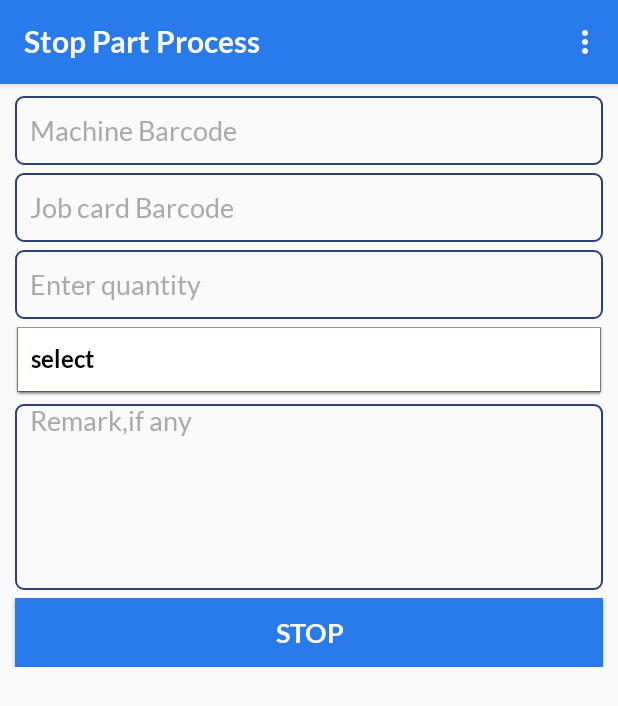
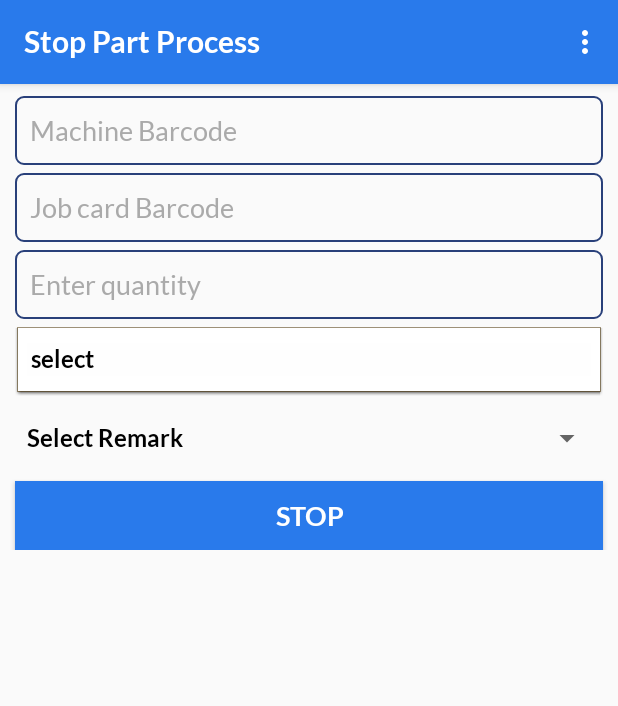
Before and after one commit to shwetahatwar/TMML, an Android app: the StopPartProcess screen opened through its navigation route, on a phone screen of 412 x 824 dp. Shown: the top 706 px of the screen. Run offline under Robolectric (Android 15) with nearby library versions, the phone set to English and light mode, and no system bars; our stand-ins replace RxJava; libraries missing offline, so code that uses them is left out: com.mysql.cj, com.pascalwelsch.arrayadapter, io.github.pierry.progress; network calls fail; 1 statement that could not run was skipped.

Commit message:
Drop-down for remarks and also increased length for the fetching user access relations

```diff
--- a/app/build.gradle
+++ b/app/build.gradle
@@ -12,8 +12,8 @@ android {
         applicationId "com.briot.tmmlmss.implementor"
         minSdkVersion 21
         targetSdkVersion 27
-        versionCode 42
-        versionName "1.0.42"
+        versionCode 44
+        versionName "1.0.44"
         testInstrumentationRunner "androidx.test.runner.AndroidJUnitRunner"
         vectorDrawables.useSupportLibrary = true
         multiDexEnabled true
--- a/app/src/main/java/com/briot/tmmlmss/implementor/repository/remote/ApiInterface.kt
+++ b/app/src/main/java/com/briot/tmmlmss/implementor/repository/remote/ApiInterface.kt
@@ -550,7 +550,7 @@ interface ApiInterface {
     fun getProductionSchedulePartRelation(@Query("id") id: Number): Observable<Array<ProductionSchedulePartRelation>>
 
     @GET("roleaccessrelation")
-    fun getRoleAccessRelation(): Observable<Array<RoleAccessRelation>>
+    fun getRoleAccessRelation(@Query("limit") length: Number): Observable<Array<RoleAccessRelation>>
 
     @POST("stopProcessSequence")
     fun stopForcefullyJobCardProcessSequence(@Body jobProcessSequenceRelation: JobProcessSequenceRelation): Observable<JobProcessSequenceRelation>
--- a/app/src/main/java/com/briot/tmmlmss/implementor/repository/remote/RemoteRepository.kt
+++ b/app/src/main/java/com/briot/tmmlmss/implementor/repository/remote/RemoteRepository.kt
@@ -165,7 +165,7 @@ class RemoteRepository {
 
     fun getRoleAccessRelation(handleResponse: (Array<RoleAccessRelation>) -> Unit, handleError: (Throwable) -> Unit) {
         RetrofitHelper.retrofit.create(ApiInterface::class.java)
-                .getRoleAccessRelation()
+                .getRoleAccessRelation(100)
                 .subscribeOn(Schedulers.io())
                 .observeOn(AndroidSchedulers.mainThread())
                 .subscribe(handleResponse, handleError)
--- a/app/src/main/java/com/briot/tmmlmss/implementor/ui/main/StopPartProcess.kt
+++ b/app/src/main/java/com/briot/tmmlmss/implementor/ui/main/StopPartProcess.kt
@@ -43,6 +43,7 @@ class StopPartProcess : Fragment() {
     private var progress: Progress? = null
     private var stopPartStatus: String? = null
     private var inProgress: Boolean = false
+    private var stopPartRemarks: String? = null
 
     override fun onCreateView(inflater: LayoutInflater, container: ViewGroup?,
                               savedInstanceState: Bundle?): View? {
@@ -67,7 +68,7 @@ class StopPartProcess : Fragment() {
             stopPartEnterQuantity.text?.clear()
             stopPartJobcardBarcodeScan.text?.clear()
             stopPartMachineBarcodeScan.text?.clear()
-            stopPartProcessRemark.text?.clear()
+//            stopPartProcessRemark.text?.clear()
             scheduledQuantityValue.visibility = View.GONE
             stopPartMachineBarcodeScan.requestFocus()
         })
@@ -183,6 +184,17 @@ class StopPartProcess : Fragment() {
             override fun onNothingSelected(parent: AdapterView<*>) {}
         })
 
+        stopPartProcessRemarkSpinner.setOnItemSelectedListener(object : AdapterView.OnItemSelectedListener {
+            override fun onItemSelected(parent: AdapterView<*>, view: View, pos: Int, id: Long) {
+                stopPartRemarks = (parent.getItemAtPosition(pos)).toString()
+                if (stopPartRemarks != null && stopPartRemarks!!.toLowerCase().equals("Select Remark".toLowerCase())) {
+                    stopPartRemarks = ""
+                }
+
+            }
+            override fun onNothingSelected(parent: AdapterView<*>) {}
+        })
+
 
         btnStopPartProcess.setOnClickListener {
 
@@ -209,11 +221,14 @@ class StopPartProcess : Fragment() {
                     MainActivity.showToast(this.activity as AppCompatActivity, "Quantity cannot be entered beyond scheduled Quantity")
                 } else {
                     this.progress = MainActivity.showProgressIndicator(this.activity as AppCompatActivity, "Please wait")
-                    val note: String = stopPartProcessRemark.text.toString()
+                    var note: String = ""
+                    if (stopPartRemarks != null) {
+                        note = stopPartRemarks!!.toString()
+                    }
 //                getJobcardId = viewModel.jobcardDetails.value?.id!!
 //                getMachineId = viewModel.machine.value?.id!!
                     this.inProgress = true
-                    viewModel.updateStopPartProcess(viewModel.machine.value?.id!!.toString(), viewModel.jobcardDetails.value?.id.toString(), quantity, stopPartStatus.toString(),note)
+                    viewModel.updateStopPartProcess(viewModel.machine.value?.id!!.toString(), viewModel.jobcardDetails.value?.id.toString(), quantity, stopPartStatus.toString(), note)
 
                 }
             }
--- a/app/src/main/res/layout/stop_part_process_fragment.xml
+++ b/app/src/main/res/layout/stop_part_process_fragment.xml
@@ -73,14 +73,6 @@
             android:text="Scheduled quantity:240"
             android:textColor="@android:color/darker_gray" />
 
-
-        <!--<ImageButton-->
-            <!--android:id="@+id/bTest"-->
-            <!--android:src="@drawable/ic_arrow_drop_down_black_24dp"-->
-            <!--android:layout_width="wrap_content"-->
-            <!--android:layout_height="wrap_content"            -->
-            <!--android:background="?android:selectableItemBackground"/>-->
-
         <androidx.appcompat.widget.AppCompatSpinner
             android:id="@+id/stopPartProcessSpinner"
             android:layout_width="match_parent"
@@ -92,22 +84,32 @@
             android:entries="@array/stopPart_state_array"/>
 
 
-        <androidx.appcompat.widget.AppCompatEditText
-            android:id="@+id/stopPartProcessRemark"
+        <Spinner
+            android:id="@+id/stopPartProcessRemarkSpinner"
             android:layout_width="match_parent"
-            android:layout_height="124dp"
+            android:layout_height="46dp"
             android:layout_marginLeft="10dp"
             android:layout_marginTop="5dp"
             android:layout_marginRight="10dp"
-            android:background="@drawable/edittext_bg"
-            android:ems="10"
-            android:gravity="start|top"
-            android:hint="Remark,if any"
-            android:imeOptions="actionDone"
-            android:inputType="textMultiLine"
-            android:maxLength="240"
-            android:paddingLeft="10dp"
-            android:textColorHint="@android:color/darker_gray" />
+            android:entries="@array/stopPart_remarks_array"
+            android:spinnerMode="dialog" />
+
+<!--        <androidx.appcompat.widget.AppCompatEditText-->
+<!--            android:id="@+id/stopPartProcessRemark"-->
+<!--            android:layout_width="match_parent"-->
+<!--            android:layout_height="124dp"-->
+<!--            android:layout_marginLeft="10dp"-->
+<!--            android:layout_marginTop="5dp"-->
+<!--            android:layout_marginRight="10dp"-->
+<!--            android:background="@drawable/edittext_bg"-->
+<!--            android:ems="10"-->
+<!--            android:gravity="start|top"-->
+<!--            android:hint="Remark,if any"-->
+<!--            android:imeOptions="actionDone"-->
+<!--            android:inputType="textMultiLine"-->
+<!--            android:maxLength="240"-->
+<!--            android:paddingLeft="10dp"-->
+<!--            android:textColorHint="@android:color/darker_gray" />-->
 
         <androidx.appcompat.widget.AppCompatButton
             android:id="@+id/btnStopPartProcess"
--- a/app/src/main/res/values/strings.xml
+++ b/app/src/main/res/values/strings.xml
@@ -27,6 +27,13 @@
         <item>Pending</item>
     </string-array>
 
+    <string-array name="stopPart_remarks_array">
+        <item>Select Remark</item>
+        <item>Drawing Issue</item>
+        <item>Plan Change Store Requirement</item>
+        <item>Process Sequence Wrong</item>
+    </string-array>
+
     <!-- TODO: Remove or change this placeholder text -->
     <string name="hello_blank_fragment">Hello blank fragment</string>
     <string name="job_card_details">Job Card Details</string>
```
